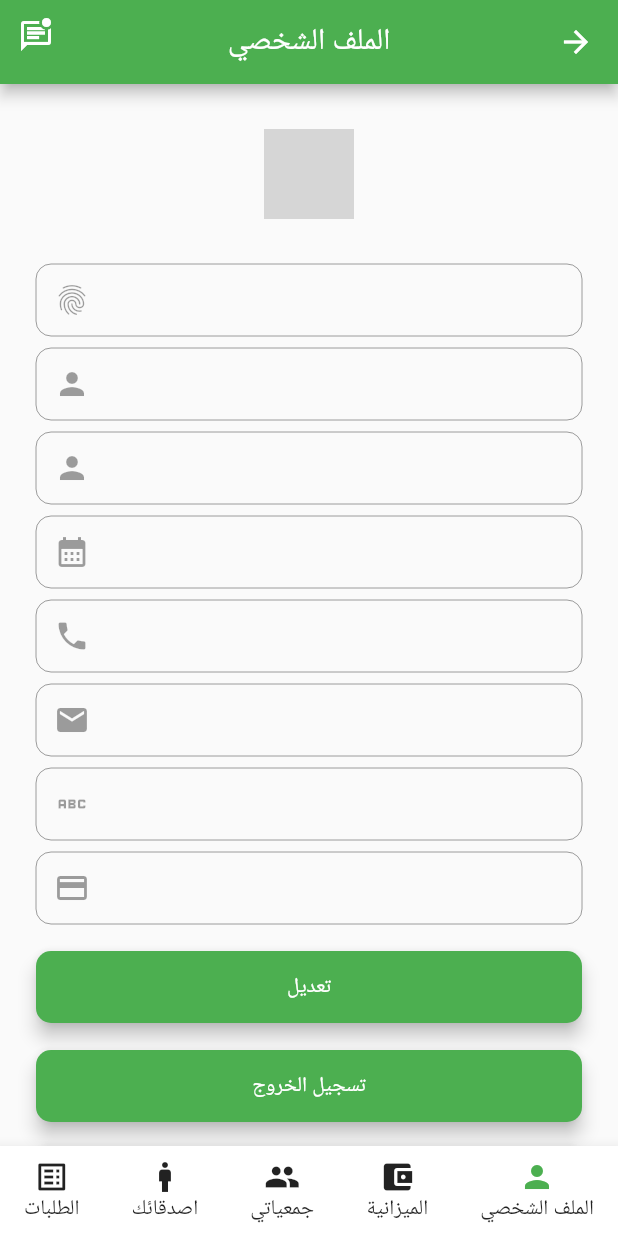
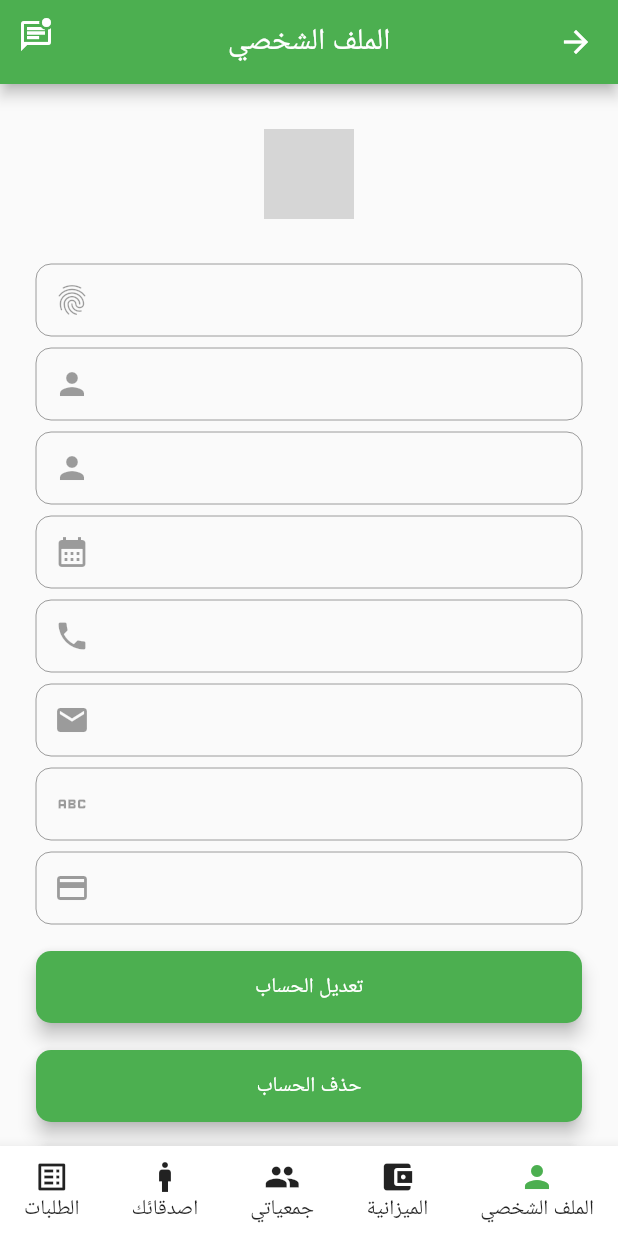
Before and after one commit to Hams-FA/Jamia, a Flutter app: the ViewUserProfile screen opened by its route, on a phone screen of 412 x 824 dp. Run offline on Flutter 3.47's test engine with Material 2 defaults, Android fonts, the phone set to English and light mode, and no system bars; drawn by our look-alikes of flutter_profile_picture; our stand-ins replace awesome_notifications, cloud_firestore, date_time_picker, firebase_auth, firebase_core, firebase_messaging and 6 more; missing offline and left inert: cron, flutter_stripe; accounts and stored records are empty; network calls fail; grey boxes are pictures that could not be loaded.

Commit message:
fix buttons design
in user profile:
make log out button red and meke it the last button
add الحساب in edit and delete
in jamia details:
change pay button size

```diff
--- a/sprint/lib/screens/firebase_user_details.dart
+++ b/sprint/lib/screens/firebase_user_details.dart
@@ -339,7 +339,7 @@ class _FirebaseUserDetailsState extends State<FirebaseUserDetails> {
                                                   backgroundColor: Colors.green,
                                                   padding:
                                                       const EdgeInsets.only(
-                                                          left: 130,
+                                                          left: 120,
                                                           right: 130),
                                                   tapTargetSize:
                                                       MaterialTapTargetSize
--- a/sprint/lib/screens/viewUserProfile.dart
+++ b/sprint/lib/screens/viewUserProfile.dart
@@ -530,36 +530,7 @@ class _ViewUserProfileState extends State<ViewUserProfile> {
                                     },
                                     height: 42,
                                     child: const Text(
-                                      "تعديل",
-                                      style: TextStyle(color: Colors.white),
-                                    ),
-                                  ),
-                                ),
-                              ),
-                              const SizedBox(width: 8),
-                              Padding(
-                                padding:
-                                    const EdgeInsets.symmetric(vertical: 8),
-                                child: Material(
-                                  elevation: 5,
-                                  color: Colors.green,
-                                  borderRadius: BorderRadius.circular(10),
-                                  child: MaterialButton(
-                                    onPressed: () async {
-                                      try {
-                                        await _auth.signOut();
-                                        if (mounted) {
-                                          Navigator.pushNamed(
-                                              context, '/login');
-                                        }
-                                      } on FirebaseAuthException catch (e) {
-                                        EasyLoading.showError(
-                                            'حدث خطأ، الرجاء المحاولة مرة اخرى');
-                                      }
-                                    },
-                                    height: 42,
-                                    child: const Text(
-                                      "تسجيل الخروج",
+                                      "تعديل الحساب",
                                       style: TextStyle(color: Colors.white),
                                     ),
                                   ),
@@ -579,7 +550,38 @@ class _ViewUserProfileState extends State<ViewUserProfile> {
                                     },
                                     height: 42,
                                     child: const Text(
-                                      "حذف",
+                                      "حذف الحساب",
+                                      style: TextStyle(color: Colors.white),
+                                    ),
+                                  ),
+                                ),
+                              ),
+                              const SizedBox(width: 8),
+                              Padding(
+                                padding:
+                                    const EdgeInsets.symmetric(vertical: 8),
+                                child: Material(
+                                  elevation: 5,
+                                  color: ui.Color.fromARGB(255, 226, 86, 86),
+//                                  color: ui.Color.fromARGB(255, 175, 76, 76),
+
+                                  borderRadius: BorderRadius.circular(10),
+                                  child: MaterialButton(
+                                    onPressed: () async {
+                                      try {
+                                        await _auth.signOut();
+                                        if (mounted) {
+                                          Navigator.pushNamed(
+                                              context, '/login');
+                                        }
+                                      } on FirebaseAuthException catch (e) {
+                                        EasyLoading.showError(
+                                            'حدث خطأ، الرجاء المحاولة مرة اخرى');
+                                      }
+                                    },
+                                    height: 42,
+                                    child: const Text(
+                                      "تسجيل الخروج",
                                       style: TextStyle(color: Colors.white),
                                     ),
                                   ),
```
